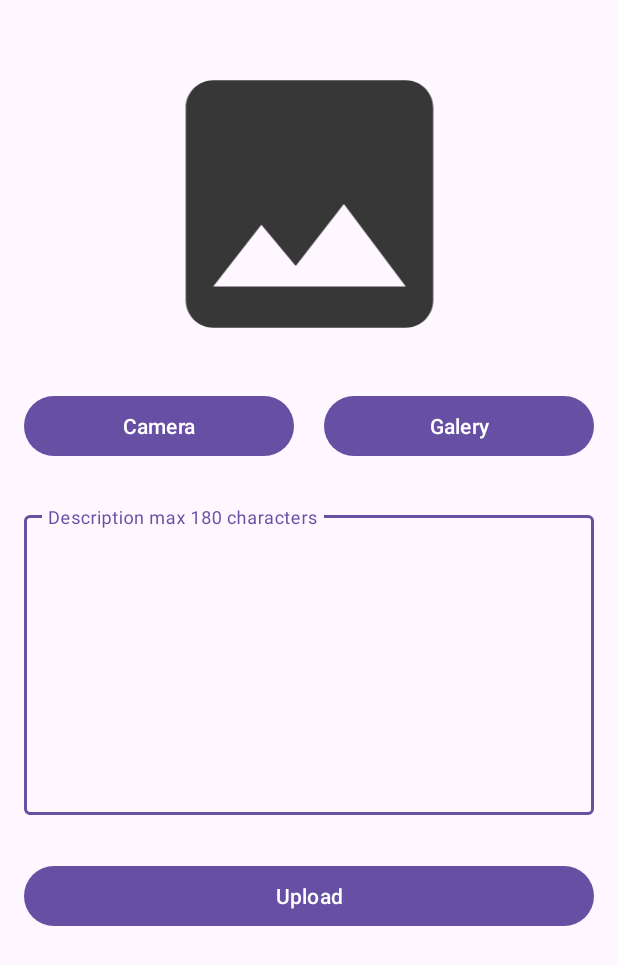
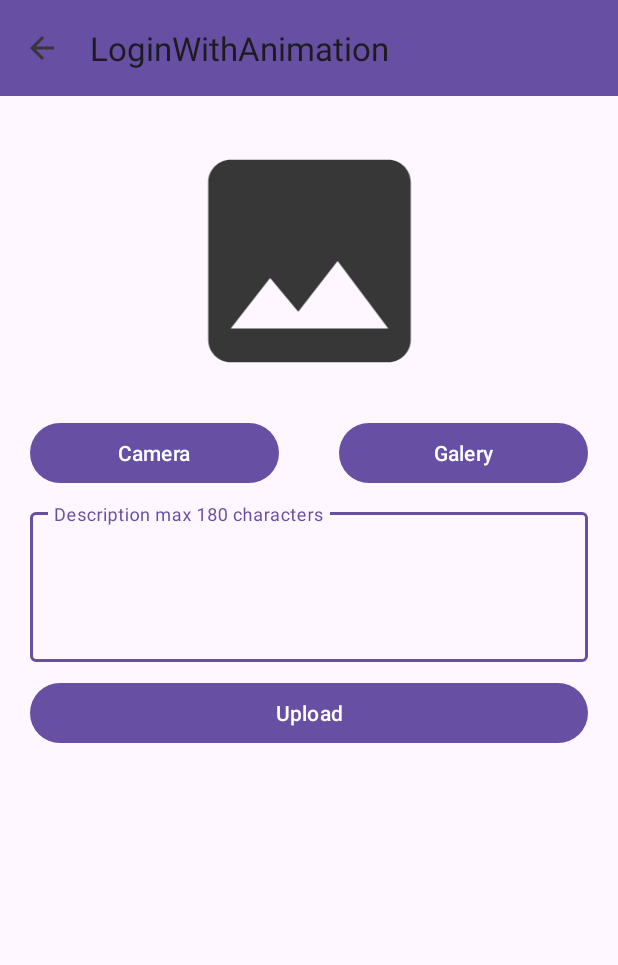
Before and after one commit to gnsisec/stories_app, an Android app: the UploadActivity screen opened directly, with no data from a screen before it, on a phone screen of 412 x 824 dp. Shown: the top 965 px of the screen. Run offline under Robolectric (Android 15) with nearby library versions, the phone set to English and light mode, and no system bars; network calls fail; pictures from the network do not load.

Commit message:
[Top Bar Menu] add top bar menu and back button in main, story and upload activity

```diff
--- a/app/src/main/java/com/dicoding/picodiploma/loginwithanimation/view/upload/UploadActivity.kt
+++ b/app/src/main/java/com/dicoding/picodiploma/loginwithanimation/view/upload/UploadActivity.kt
@@ -31,10 +31,21 @@ class UploadActivity : AppCompatActivity() {
         ViewModelFactory.getInstance(this)
     }
 
+    override fun onSupportNavigateUp(): Boolean {
+        onBackPressedDispatcher.onBackPressed()
+        return true
+    }
+
     override fun onCreate(savedInstanceState: Bundle?) {
         super.onCreate(savedInstanceState)
         binding = ActivityUploadBinding.inflate(layoutInflater)
         setContentView(binding.root)
+
+        val toolbar: androidx.appcompat.widget.Toolbar = binding.myToolbar
+        setSupportActionBar(toolbar)
+
+        supportActionBar?.setDisplayHomeAsUpEnabled(true)
+        supportActionBar?.setDisplayShowHomeEnabled(true)
 
         binding.bGalery.setOnClickListener {
             startGallery()
--- /dev/null
+++ b/app/src/main/res/drawable/ic_back.xml
@@ -0,0 +1,5 @@
+<vector xmlns:android="http://schemas.android.com/apk/res/android" android:autoMirrored="true" android:height="24dp" android:tint="#373737" android:viewportHeight="24" android:viewportWidth="24" android:width="24dp">
+
+    <path android:fillColor="@android:color/white" android:pathData="M20,11H7.83l5.59,-5.59L12,4l-8,8 8,8 1.41,-1.41L7.83,13H20v-2z"/>
+
+</vector>
--- a/app/src/main/res/layout/activity_upload.xml
+++ b/app/src/main/res/layout/activity_upload.xml
@@ -5,38 +5,64 @@
     android:id="@+id/main"
     android:layout_width="match_parent"
     android:layout_height="match_parent"
-    android:padding="16dp"
     tools:context=".view.upload.UploadActivity">
+
+    <androidx.core.widget.NestedScrollView
+        android:layout_width="match_parent"
+        android:layout_height="match_parent"
+        app:layout_constraintEnd_toEndOf="parent"
+        app:layout_constraintStart_toStartOf="parent"
+        app:layout_constraintTop_toTopOf="parent">
+
+    </androidx.core.widget.NestedScrollView>
+
+    <com.google.android.material.appbar.AppBarLayout
+        android:id="@+id/appbar"
+        android:layout_width="match_parent"
+        android:layout_height="wrap_content"
+        app:layout_constraintEnd_toEndOf="parent"
+        app:layout_constraintStart_toStartOf="parent"
+        app:layout_constraintTop_toTopOf="parent">
+
+        <androidx.appcompat.widget.Toolbar
+            android:id="@+id/my_toolbar"
+            android:layout_width="match_parent"
+            android:layout_height="?attr/actionBarSize"
+            android:background="?attr/colorPrimary"
+            app:navigationIcon="@drawable/ic_back"
+            app:title="@string/app_name" />
+    </com.google.android.material.appbar.AppBarLayout>
 
     <com.google.android.material.progressindicator.LinearProgressIndicator
         android:id="@+id/progressIndicator"
         android:layout_width="match_parent"
         android:layout_height="wrap_content"
+        android:layout_marginTop="10dp"
         android:indeterminate="true"
         android:visibility="gone"
         app:layout_constraintEnd_toEndOf="parent"
         app:layout_constraintStart_toStartOf="parent"
-        app:layout_constraintTop_toTopOf="parent" />
+        app:layout_constraintTop_toBottomOf="@id/appbar" />
 
     <ImageView
         android:id="@+id/iv_preview"
         android:layout_width="350dp"
-        android:layout_height="220dp"
+        android:layout_height="180dp"
+        android:layout_marginTop="20dp"
+        android:paddingTop="-20dp"
         android:scaleType="fitCenter"
-        android:paddingTop="-20dp"
-        android:layout_marginTop="10dp"
         app:layout_constraintBottom_toTopOf="@+id/b_camera"
         app:layout_constraintEnd_toEndOf="parent"
         app:layout_constraintStart_toStartOf="parent"
-        app:layout_constraintTop_toTopOf="@id/progressIndicator"
+        app:layout_constraintTop_toBottomOf="@id/appbar"
         app:srcCompat="@drawable/ic_preview" />
 
     <Button
         android:id="@+id/b_camera"
         android:layout_width="0dp"
         android:layout_height="wrap_content"
+        android:layout_marginHorizontal="20dp"
         android:layout_marginTop="14dp"
-        android:layout_marginEnd="20dp"
         android:text="@string/camera"
         app:layout_constraintEnd_toStartOf="@id/b_galery"
         app:layout_constraintStart_toStartOf="parent"
@@ -46,6 +72,7 @@
         android:id="@+id/b_galery"
         android:layout_width="0dp"
         android:layout_height="wrap_content"
+        android:layout_marginHorizontal="20dp"
         android:layout_marginTop="14dp"
         android:text="@string/galery"
         app:layout_constraintEnd_toEndOf="parent"
@@ -56,7 +83,8 @@
         android:id="@+id/tf_description"
         android:layout_width="match_parent"
         android:layout_height="wrap_content"
-        android:paddingTop="30dp"
+        android:paddingHorizontal="20dp"
+        android:paddingTop="10dp"
         app:layout_constraintEnd_toEndOf="parent"
         app:layout_constraintStart_toStartOf="parent"
         app:layout_constraintTop_toBottomOf="@id/b_camera">
@@ -64,13 +92,13 @@
         <com.google.android.material.textfield.TextInputEditText
             android:id="@+id/ed_add_description"
             android:layout_width="match_parent"
-            android:layout_height="200dp"
-            android:layout_marginTop="14dp"
+            android:layout_height="100dp"
+            android:layout_marginTop="10dp"
             android:gravity="top"
             android:hint="@string/description"
             android:inputType="textMultiLine"
+            android:maxLength="180"
             android:padding="20dp"
-            android:maxLength="180"
             app:layout_constraintEnd_toEndOf="parent"
             app:layout_constraintStart_toStartOf="parent"
             app:layout_constraintTop_toBottomOf="@id/b_camera" />
@@ -80,7 +108,8 @@
         android:id="@+id/btn_upload"
         android:layout_width="match_parent"
         android:layout_height="wrap_content"
-        android:layout_marginTop="30dp"
+        android:layout_marginHorizontal="20dp"
+        android:layout_marginVertical="10dp"
         android:text="@string/upload"
         app:layout_constraintEnd_toEndOf="parent"
         app:layout_constraintStart_toStartOf="parent"
```
Also changed, not shown: app/src/main/java/com/dicoding/picodiploma/loginwithanimation/view/story/StoryActivity.kt (+11 -0 lines), app/src/main/res/layout/activity_main.xml (+15 -72 lines), app/src/main/res/layout/activity_story.xml (+21 -3 lines).
